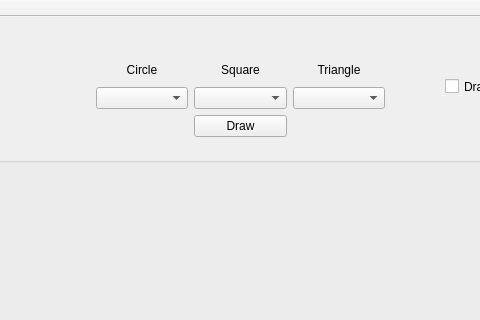
Above: mainwindow.ui from LaVestima/ex5 before the change; both pictures show x 405 to 885 and y 0 to 320 of the 1179 by 641 pixel window. Below: the same form after it.
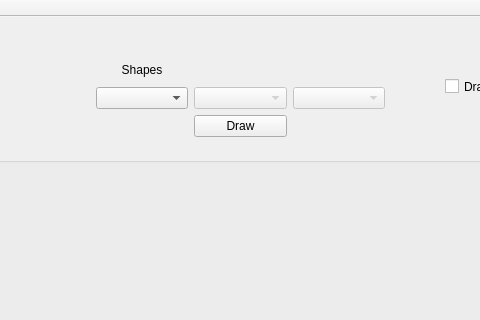
That is the form after the change.

Patch:
```diff
--- a/mainwindow.ui
+++ b/mainwindow.ui
@@ -27,7 +27,7 @@
      <item row="0" column="1">
       <widget class="QLabel" name="label_3">
        <property name="text">
-        <string>Square</string>
+        <string/>
        </property>
        <property name="alignment">
         <set>Qt::AlignCenter</set>
@@ -37,7 +37,7 @@
      <item row="0" column="2">
       <widget class="QLabel" name="label_4">
        <property name="text">
-        <string>Triangle</string>
+        <string/>
        </property>
        <property name="alignment">
         <set>Qt::AlignCenter</set>
@@ -47,7 +47,7 @@
      <item row="0" column="0">
       <widget class="QLabel" name="label_2">
        <property name="text">
-        <string>Circle</string>
+        <string>Shapes</string>
        </property>
        <property name="alignment">
         <set>Qt::AlignCenter</set>
@@ -62,10 +62,18 @@
       </widget>
      </item>
      <item row="1" column="2">
-      <widget class="QComboBox" name="triangleComboBox"/>
+      <widget class="QComboBox" name="triangleComboBox">
+       <property name="enabled">
+        <bool>false</bool>
+       </property>
+      </widget>
      </item>
      <item row="1" column="1">
-      <widget class="QComboBox" name="squareComboBox"/>
+      <widget class="QComboBox" name="squareComboBox">
+       <property name="enabled">
+        <bool>false</bool>
+       </property>
+      </widget>
      </item>
      <item row="2" column="1">
       <widget class="QPushButton" name="drawPushButton">
```
Left out of the diff: 2 changed lines with no effect on the pictures.
